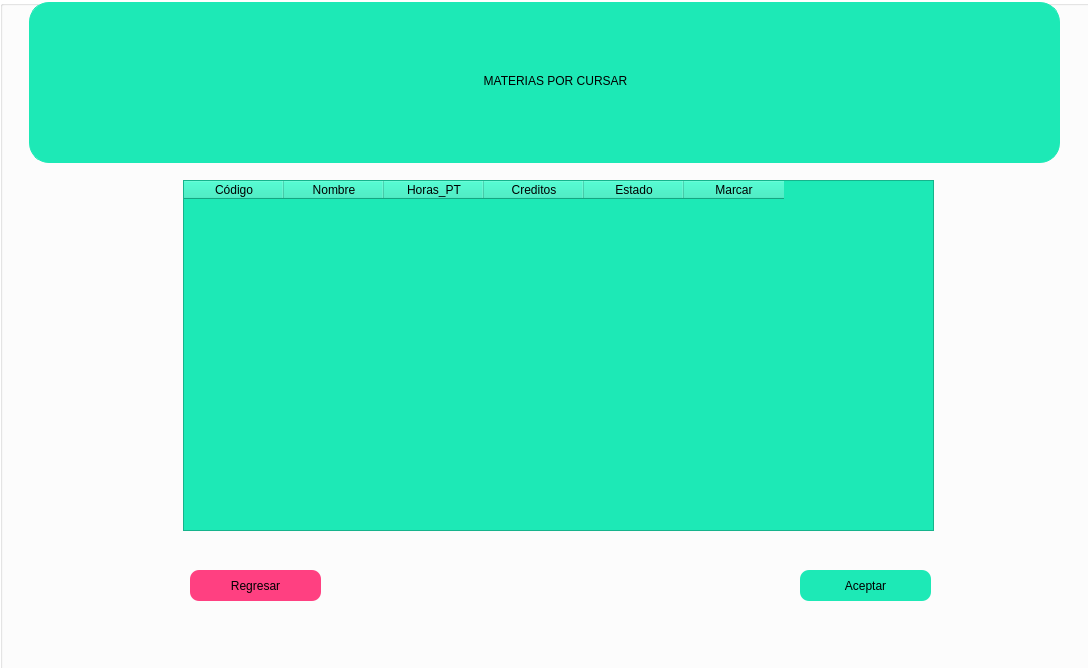
Above: SCS/materias_por_cursar.ui from sagarme17/SCS before the change. Below: the same form after it.
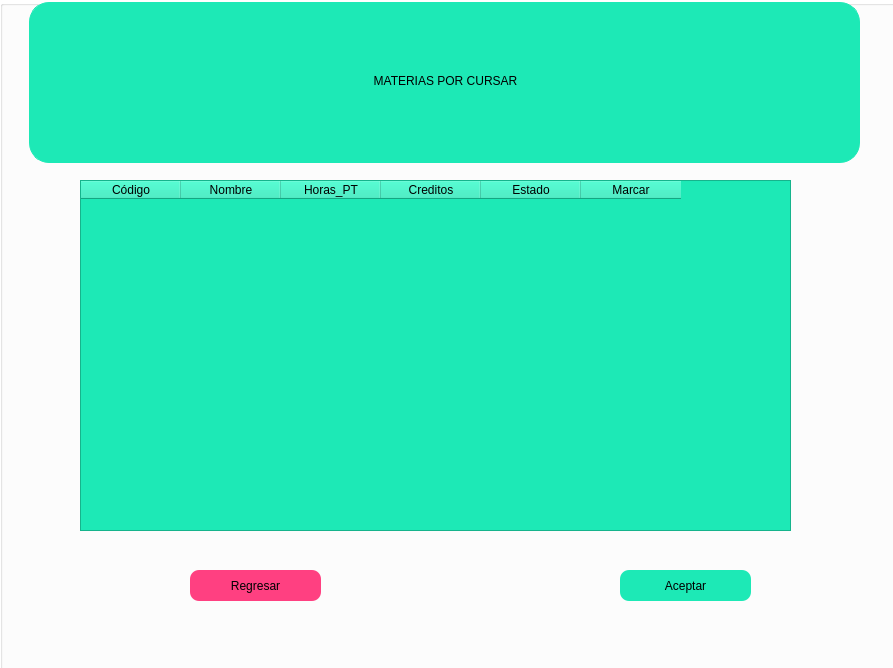
That is the form after the change. Icons and pictures are not drawn.

The edit to the form file:
```diff
--- a/SCS/materias_por_cursar.ui
+++ b/SCS/materias_por_cursar.ui
@@ -6,7 +6,7 @@
    <rect>
     <x>0</x>
     <y>0</y>
-    <width>1088</width>
+    <width>893</width>
     <height>668</height>
    </rect>
   </property>
@@ -35,9 +35,9 @@
    <widget class="QTableWidget" name="Tabla1">
     <property name="geometry">
      <rect>
-      <x>183</x>
+      <x>80</x>
       <y>180</y>
-      <width>751</width>
+      <width>711</width>
       <height>351</height>
      </rect>
     </property>
@@ -97,7 +97,7 @@
    <widget class="QLabel" name="label">
     <property name="geometry">
      <rect>
-      <x>300</x>
+      <x>190</x>
       <y>40</y>
       <width>511</width>
       <height>81</height>
@@ -141,7 +141,7 @@
    <widget class="QLabel" name="label_3">
     <property name="geometry">
      <rect>
-      <x>922</x>
+      <x>730</x>
       <y>22</y>
       <width>111</width>
       <height>101</height>
@@ -161,7 +161,7 @@
    <widget class="QPushButton" name="pushButton">
     <property name="geometry">
      <rect>
-      <x>800</x>
+      <x>620</x>
       <y>570</y>
       <width>131</width>
       <height>31</height>
@@ -202,7 +202,7 @@
      <rect>
       <x>29</x>
       <y>2</y>
-      <width>1031</width>
+      <width>831</width>
       <height>161</height>
      </rect>
     </property>
```
